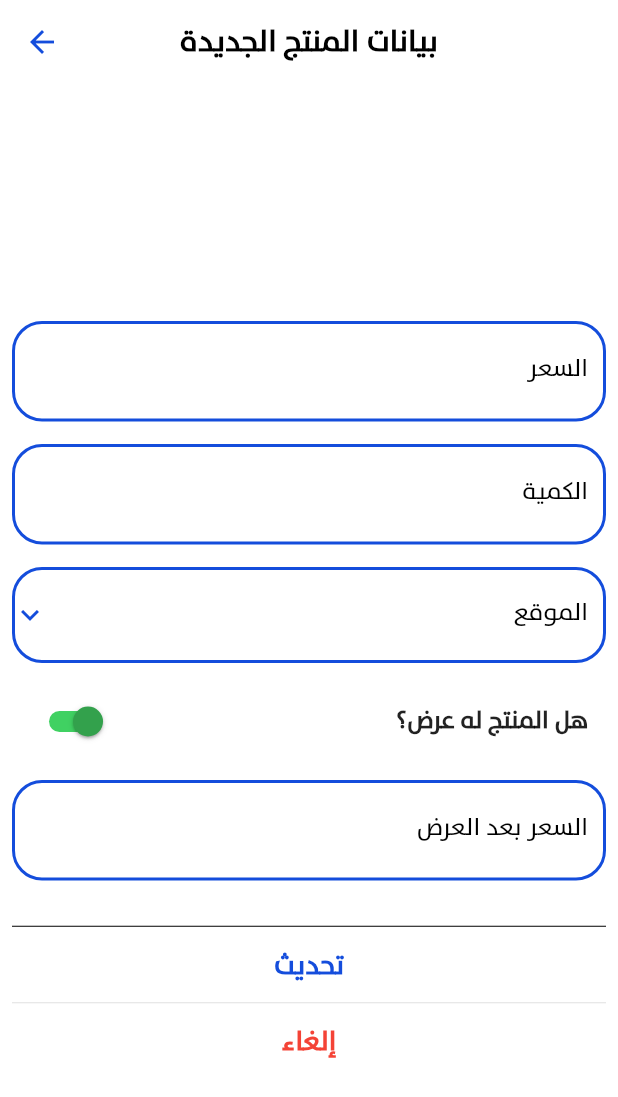
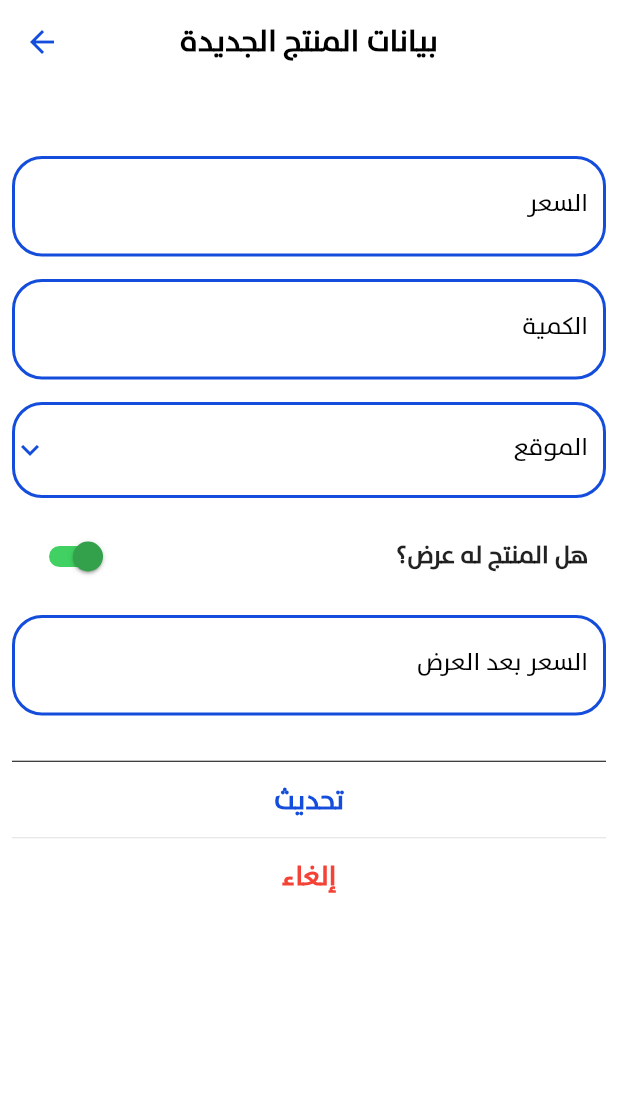
Before and after one commit to GP2022KSU/2022-GP2-04, a Flutter app: the UpdateProduct screen opened directly with empty values, on a phone screen of 412 x 824 dp. Shown: the top 1097 px of the screen. Run offline on Flutter 3.47's test engine with Material 2 defaults, Android fonts, the phone set to English and light mode, and no system bars; our stand-ins replace auto_size_text, curved_navigation_bar, dropdown_search, firebase_auth, firebase_core, firebase_database and 9 more; missing offline and left inert: animated_button, flutter_scrolling_fab_animated, qr_code_scanner; accounts and stored records are empty.

Commit message:
update admin product list

```diff
--- a/CartToGo/lib/Pages/Admin/addNewProduct.dart
+++ b/CartToGo/lib/Pages/Admin/addNewProduct.dart
@@ -13,6 +13,7 @@ import 'package:path/path.dart' as Path;
 import 'package:qr_code_scanner/qr_code_scanner.dart'; // A Flutter plugin by Julius Canute https://pub.dev/packages/qr_code_scanner
 import 'dart:developer';
 import 'package:carttogo/widgets/productImage.dart';
+import 'package:dropdown_search/dropdown_search.dart';
 
 class AddNewProduct extends StatefulWidget {
   String scanData;
@@ -683,8 +684,6 @@ class AddNewProductState extends State<AddNewProduct> {
                                   foregroundColor:
                                       MaterialStateProperty.all(Colors.white)),
                               onPressed: () {
-//******************************************************* */
-//\//******************************************************* */
                                 if (pickedImage?.path == null) {
                                   setState(() {
                                     imgEmpty = true;
--- a/CartToGo/lib/Pages/Admin/adminProductsList.dart
+++ b/CartToGo/lib/Pages/Admin/adminProductsList.dart
@@ -82,6 +82,7 @@ class ProductsListAdmins extends State<ProductsListAdmin> {
 
       backgroundColor: Colors.white,
       appBar: AppBar(
+        automaticallyImplyLeading : false,
         backgroundColor: Colors.white24,
         centerTitle: true,
         elevation: 0,
--- a/CartToGo/lib/Pages/Admin/updateProduct.dart
+++ b/CartToGo/lib/Pages/Admin/updateProduct.dart
@@ -64,7 +64,7 @@ class UpdateProductState extends State<UpdateProduct> {
                       Column(
                           mainAxisAlignment: MainAxisAlignment.center,
                           children: [
-                            SizedBox(height: 150),
+                            SizedBox(height: 40),
 
                             // new product's price
                             Directionality(
--- a/CartToGo/pubspec.yaml
+++ b/CartToGo/pubspec.yaml
@@ -39,6 +39,8 @@ dependencies:
   flip_card: ^0.6.0
   flutter_hooks: ^0.18.3
   image_picker: ^0.8.3+1
+  textfield_search: ^0.10.0
+  dropdown_search: ^5.0.3
 
 
 dev_dependencies:
```
Also changed, not shown: CartToGo/pubspec.lock, 1 other file.
